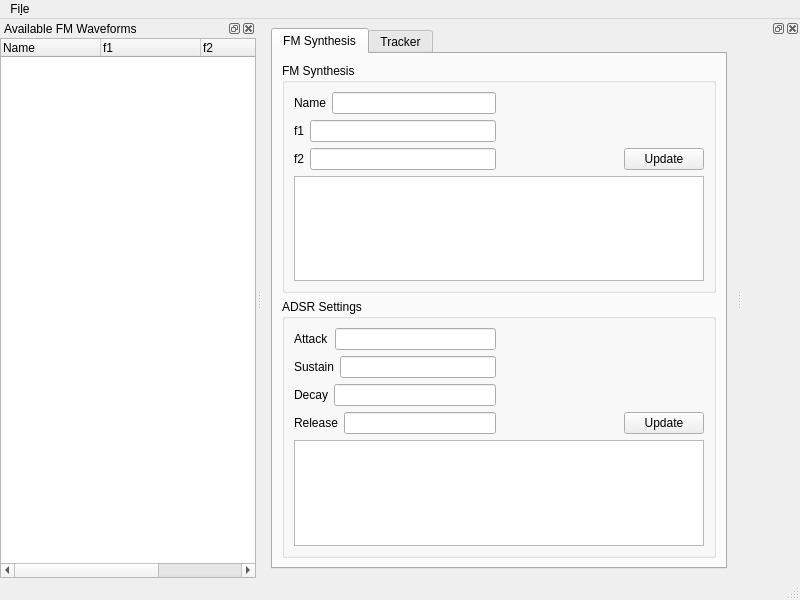
The window that MainWindow.ui (LeStahL/OpenSSMT) describes before a commit, drawn with Qt 5.
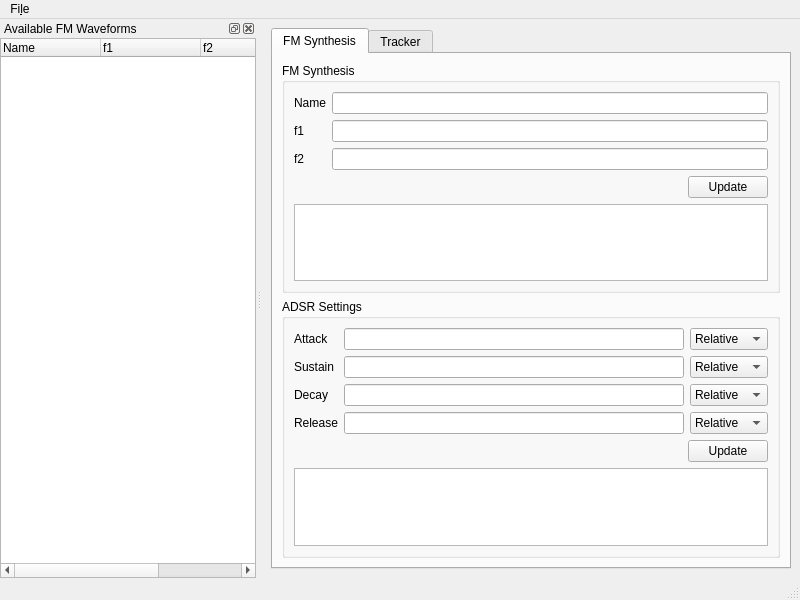
The same window after the commit.

Commit message:
fm synth ui is now more beautiful
	modified:   ../MainWindow.ui

```diff
--- a/MainWindow.ui
+++ b/MainWindow.ui
@@ -32,53 +32,41 @@
           </property>
           <layout class="QVBoxLayout" name="verticalLayout_4">
            <item>
-            <layout class="QGridLayout" name="gridLayout">
-             <item row="1" column="0">
-              <layout class="QHBoxLayout" name="horizontalLayout_2">
-               <item>
-                <widget class="QLabel" name="label_2">
-                 <property name="text">
-                  <string>f1</string>
-                 </property>
-                </widget>
-               </item>
-               <item>
-                <widget class="QLineEdit" name="lineEdit_2"/>
-               </item>
-              </layout>
-             </item>
+            <layout class="QFormLayout" name="formLayout_3">
              <item row="0" column="0">
-              <layout class="QHBoxLayout" name="horizontalLayout">
-               <item>
                 <widget class="QLabel" name="label">
                  <property name="text">
                   <string>Name</string>
                  </property>
                 </widget>
                </item>
-               <item>
+             <item row="0" column="1">
                 <widget class="QLineEdit" name="lineEdit"/>
                </item>
-              </layout>
+             <item row="1" column="0">
+              <widget class="QLabel" name="label_2">
+               <property name="text">
+                <string>f1</string>
+               </property>
+              </widget>
+             </item>
+             <item row="1" column="1">
+              <widget class="QLineEdit" name="lineEdit_2"/>
              </item>
              <item row="2" column="0">
-              <layout class="QHBoxLayout" name="horizontalLayout_5">
-               <item>
                 <widget class="QLabel" name="label_5">
                  <property name="text">
                   <string>f2</string>
                  </property>
                 </widget>
                </item>
-               <item>
+             <item row="2" column="1">
                 <widget class="QLineEdit" name="lineEdit_5"/>
                </item>
-              </layout>
-             </item>
-             <item row="2" column="1">
-              <layout class="QHBoxLayout" name="horizontalLayout_6">
+             <item row="3" column="1">
+              <layout class="QHBoxLayout" name="horizontalLayout_14">
                <item>
-                <spacer name="horizontalSpacer">
+                <spacer name="horizontalSpacer_5">
                  <property name="orientation">
                   <enum>Qt::Horizontal</enum>
                  </property>
@@ -91,7 +79,7 @@
                 </spacer>
                </item>
                <item>
-                <widget class="QPushButton" name="pushButton">
+                <widget class="QPushButton" name="pushButton_5">
                  <property name="text">
                   <string>Update</string>
                  </property>
@@ -114,65 +102,121 @@
           </property>
           <layout class="QVBoxLayout" name="verticalLayout_5">
            <item>
-            <layout class="QGridLayout" name="gridLayout_4">
+            <layout class="QFormLayout" name="formLayout_2">
              <item row="0" column="0">
-              <layout class="QHBoxLayout" name="horizontalLayout_12">
-               <item>
                 <widget class="QLabel" name="label_10">
                  <property name="text">
                   <string>Attack</string>
                  </property>
                 </widget>
                </item>
+             <item row="0" column="1">
+              <layout class="QHBoxLayout" name="horizontalLayout_22">
                <item>
-                <widget class="QLineEdit" name="lineEdit_10"/>
+                <widget class="QLineEdit" name="lineEdit_17"/>
+               </item>
+               <item>
+                <widget class="QComboBox" name="comboBox_7">
+                 <item>
+                  <property name="text">
+                   <string>Relative</string>
+                  </property>
+                 </item>
+                 <item>
+                  <property name="text">
+                   <string>Absolute</string>
+                  </property>
+                 </item>
+                </widget>
                </item>
               </layout>
              </item>
              <item row="1" column="0">
-              <layout class="QHBoxLayout" name="horizontalLayout_11">
-               <item>
                 <widget class="QLabel" name="label_9">
                  <property name="text">
                   <string>Sustain</string>
                  </property>
                 </widget>
                </item>
+             <item row="1" column="1">
+              <layout class="QHBoxLayout" name="horizontalLayout_23">
                <item>
-                <widget class="QLineEdit" name="lineEdit_9"/>
+                <widget class="QLineEdit" name="lineEdit_18"/>
+               </item>
+               <item>
+                <widget class="QComboBox" name="comboBox_8">
+                 <item>
+                  <property name="text">
+                   <string>Relative</string>
+                  </property>
+                 </item>
+                 <item>
+                  <property name="text">
+                   <string>Absolute</string>
+                  </property>
+                 </item>
+                </widget>
+               </item>
+              </layout>
+             </item>
+             <item row="2" column="0">
+              <widget class="QLabel" name="label_12">
+               <property name="text">
+                <string>Decay</string>
+               </property>
+              </widget>
+             </item>
+             <item row="2" column="1">
+              <layout class="QHBoxLayout" name="horizontalLayout_24">
+               <item>
+                <widget class="QLineEdit" name="lineEdit_19"/>
+               </item>
+               <item>
+                <widget class="QComboBox" name="comboBox_9">
+                 <item>
+                  <property name="text">
+                   <string>Relative</string>
+                  </property>
+                 </item>
+                 <item>
+                  <property name="text">
+                   <string>Absolute</string>
+                  </property>
+                 </item>
+                </widget>
                </item>
               </layout>
              </item>
              <item row="3" column="0">
-              <layout class="QHBoxLayout" name="horizontalLayout_13">
-               <item>
                 <widget class="QLabel" name="label_11">
                  <property name="text">
                   <string>Release</string>
                  </property>
                 </widget>
                </item>
-               <item>
-                <widget class="QLineEdit" name="lineEdit_11"/>
-               </item>
-              </layout>
-             </item>
-             <item row="2" column="0">
-              <layout class="QHBoxLayout" name="horizontalLayout_14">
-               <item>
-                <widget class="QLabel" name="label_12">
-                 <property name="text">
-                  <string>Decay</string>
-                 </property>
-                </widget>
-               </item>
-               <item>
-                <widget class="QLineEdit" name="lineEdit_12"/>
-               </item>
-              </layout>
-             </item>
              <item row="3" column="1">
-              <layout class="QHBoxLayout" name="horizontalLayout_16">
+              <layout class="QHBoxLayout" name="horizontalLayout_25">
+               <item>
+                <widget class="QLineEdit" name="lineEdit_20"/>
+               </item>
+               <item>
+                <widget class="QComboBox" name="comboBox_10">
+                 <item>
+                  <property name="text">
+                   <string>Relative</string>
+                  </property>
+                 </item>
+                 <item>
+                  <property name="text">
+                   <string>Absolute</string>
+                  </property>
+                 </item>
+                </widget>
+               </item>
+              </layout>
+             </item>
+             <item row="4" column="1">
+              <layout class="QHBoxLayout" name="horizontalLayout_13">
                <item>
                 <spacer name="horizontalSpacer_4">
                  <property name="orientation">
@@ -294,12 +338,6 @@
     </layout>
    </widget>
   </widget>
-  <widget class="QDockWidget" name="dockWidget_2">
-   <attribute name="dockWidgetArea">
-    <number>2</number>
-   </attribute>
-   <widget class="QWidget" name="dockWidgetContents"/>
-  </widget>
  </widget>
  <resources/>
  <connections/>
```
Lines whose indentation alone changed are shown as unchanged.
